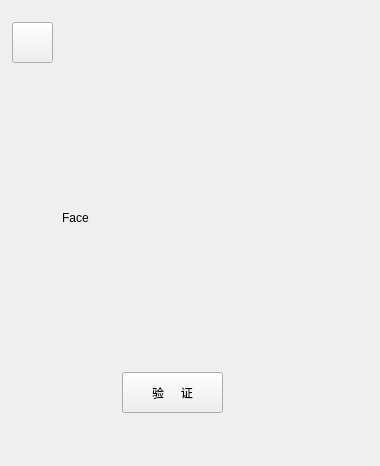
Above: ToolKit/ui/fmtlogin.ui from Areay7/ToolKit before the change. Below: the same form after it.
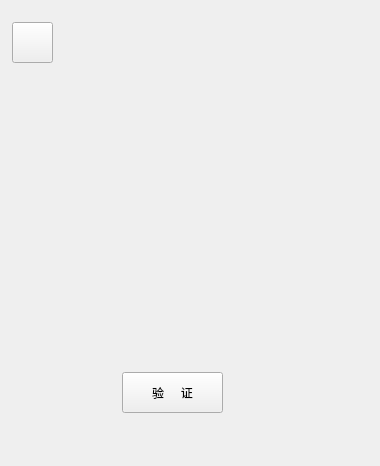
That is the form after the change. Icons and pictures are not drawn.

```diff
--- a/ToolKit/ui/fmtlogin.ui
+++ b/ToolKit/ui/fmtlogin.ui
@@ -171,7 +171,7 @@
         </rect>
        </property>
        <property name="text">
-        <string>Face</string>
+        <string/>
        </property>
       </widget>
       <widget class="QPushButton" name="btn_return_2">
```
